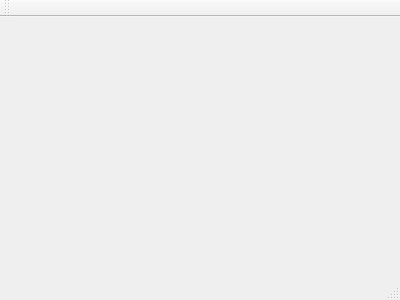
aadityaparashar/CplusplusAdv3, file QtApp/mainwindow.ui: the form before one commit.
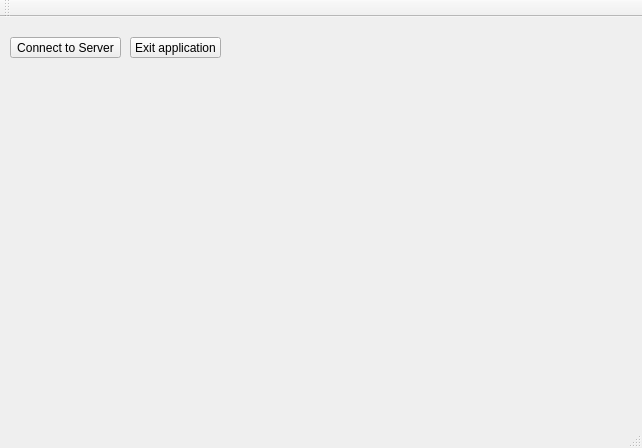
The form after the commit.

```diff
--- a/QtApp/mainwindow.ui
+++ b/QtApp/mainwindow.ui
@@ -1,24 +1,66 @@
 <ui version="4.0">
  <class>MainWindow</class>
- <widget class="QMainWindow" name="MainWindow" >
-  <property name="geometry" >
+ <widget class="QMainWindow" name="MainWindow">
+  <property name="geometry">
    <rect>
     <x>0</x>
     <y>0</y>
-    <width>400</width>
-    <height>300</height>
+    <width>642</width>
+    <height>448</height>
    </rect>
   </property>
   <property name="windowTitle" >
    <string>MainWindow</string>
   </property>
-  <widget class="QMenuBar" name="menuBar" />
-  <widget class="QToolBar" name="mainToolBar" />
-  <widget class="QWidget" name="centralWidget" />
-  <widget class="QStatusBar" name="statusBar" />
+  <widget class="QWidget" name="centralWidget">
+   <widget class="QToolButton" name="toolButton">
+    <property name="geometry">
+     <rect>
+      <x>10</x>
+      <y>20</y>
+      <width>111</width>
+      <height>21</height>
+     </rect>
+    </property>
+    <property name="text">
+     <string>Connect to Server</string>
+    </property>
+   </widget>
+   <widget class="QToolButton" name="exit_button">
+    <property name="geometry">
+     <rect>
+      <x>130</x>
+      <y>20</y>
+      <width>91</width>
+      <height>21</height>
+     </rect>
+    </property>
+    <property name="text">
+     <string>Exit application</string>
+    </property>
+   </widget>
+  </widget>
+  <widget class="QMenuBar" name="menuBar">
+   <property name="geometry">
+    <rect>
+     <x>0</x>
+     <y>0</y>
+     <width>642</width>
+     <height>21</height>
+    </rect>
+   </property>
+  </widget>
+  <widget class="QToolBar" name="mainToolBar">
+   <attribute name="toolBarArea">
+    <enum>TopToolBarArea</enum>
+   </attribute>
+   <attribute name="toolBarBreak">
+    <bool>false</bool>
+   </attribute>
+  </widget>
+  <widget class="QStatusBar" name="statusBar"/>
  </widget>
- <layoutDefault spacing="6" margin="11" />
- <pixmapfunction></pixmapfunction>
+ <layoutdefault spacing="6" margin="11"/>
  <resources/>
  <connections/>
 </ui>
```
Left out of the diff: 3 changed lines with no effect on the pictures.
